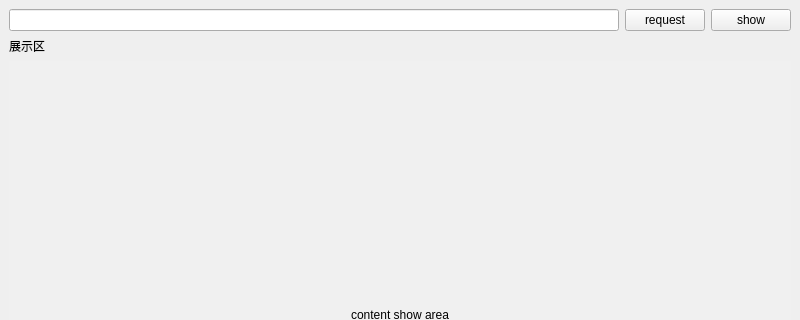
Old version of the form src/forms/mainWindows/httpTest.ui in the repository rrrriiiiich/iams; both pictures show x 0 to 800 and y 0 to 320 of the 800 by 600 pixel window.
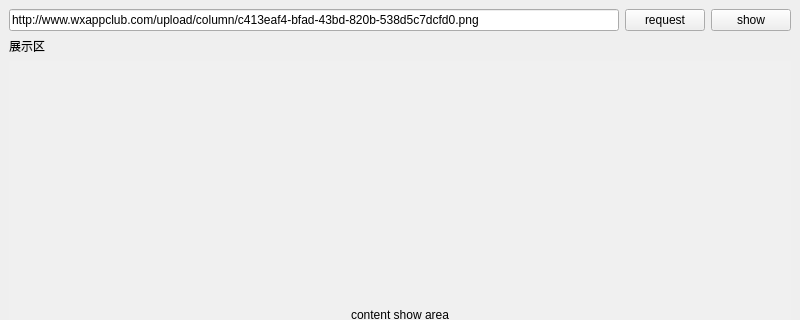
New version of the form.

Commit message: feat: http测试成功

What changed in the file:
```diff
--- a/src/forms/mainWindows/httpTest.ui
+++ b/src/forms/mainWindows/httpTest.ui
@@ -18,7 +18,11 @@
     <item row="0" column="0">
      <layout class="QHBoxLayout" name="horizontalLayout">
       <item>
-       <widget class="QLineEdit" name="urlEdit"/>
+       <widget class="QLineEdit" name="urlEdit">
+        <property name="text">
+         <string>http://www.wxappclub.com/upload/column/c413eaf4-bfad-43bd-820b-538d5c7dcfd0.png</string>
+        </property>
+       </widget>
       </item>
       <item>
        <widget class="QPushButton" name="requestButton">
```
Left out of the diff: 2 changed lines with no effect on the pictures. The commit also changes 2 other files.
